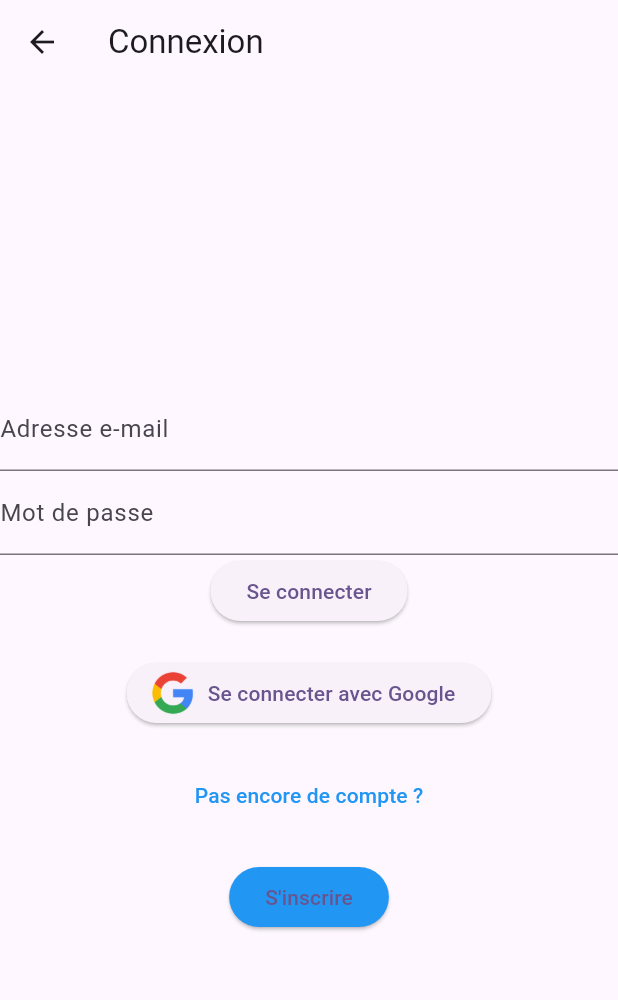
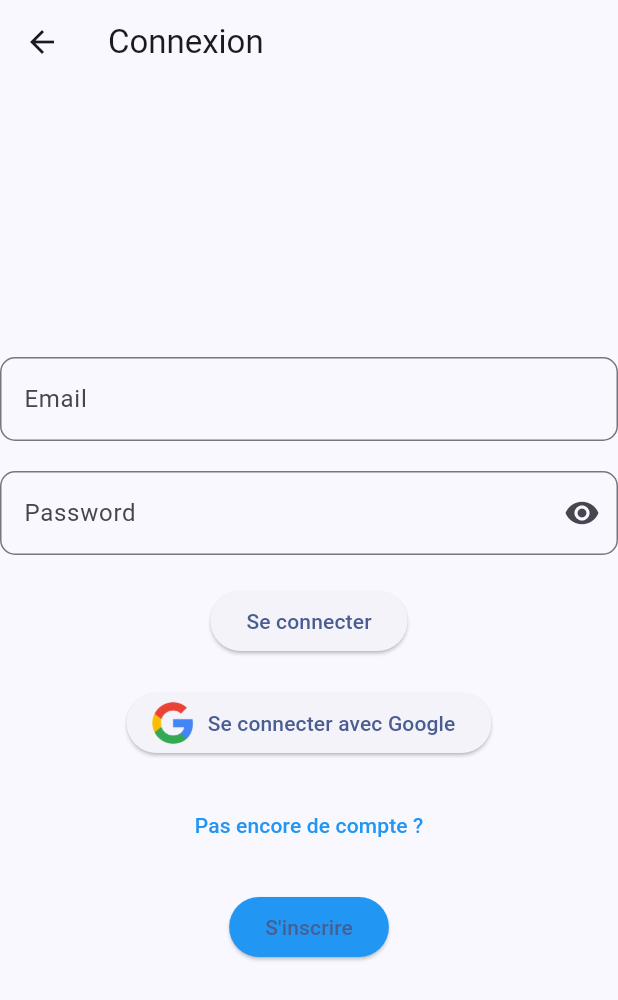
Before and after one commit to NadiaKlos/Flutter_Hear_me, a Flutter app: the screen it shows after launch, after a tap on "Se connecter", on a phone screen of 412 x 824 dp. Shown: the top 1000 px of the screen. Run offline on Flutter 3.47's test engine with Material 3 defaults, Android fonts, the phone set to English and light mode, and no system bars; our stand-ins replace cloud_firestore, firebase_auth, firebase_core, google_sign_in, speech_to_text; accounts and stored records are empty; network calls fail.

Commit message:
implement login

```diff
--- a/Application_Hearme/lib/main.dart
+++ b/Application_Hearme/lib/main.dart
@@ -1,7 +1,13 @@
+import 'package:firebase_core/firebase_core.dart';
 import 'package:flutter/material.dart';
 import 'package:flutter_speech_to_text_tutorial/pages/home_page.dart';
 
-void main() {
+import 'firebase_options.dart';
+
+Future<void> main() async{
+  await Firebase.initializeApp(
+  options: DefaultFirebaseOptions.currentPlatform,
+);
   runApp(const MyApp());
 }
 
@@ -14,9 +20,10 @@ class MyApp extends StatelessWidget {
     return MaterialApp(
       title: '(H)ear-me app',
       theme: ThemeData(
-        colorScheme: ColorScheme.fromSeed(seedColor: Colors.deepPurple),
+        colorScheme: ColorScheme.fromSeed(seedColor: const Color.fromARGB(255, 77, 76, 77)),
         useMaterial3: true,
       ),
+      debugShowCheckedModeBanner: false,
       home: Scaffold(
         appBar: AppBar(
           title: Text('(H)ear-me app'),
--- a/Application_Hearme/lib/pages/login_page.dart
+++ b/Application_Hearme/lib/pages/login_page.dart
@@ -1,10 +1,28 @@
+import 'package:firebase_auth/firebase_auth.dart';
 import 'package:flutter/material.dart';
+import 'package:flutter_speech_to_text_tutorial/pages/transcription_audio_page.dart';
 import 'package:google_sign_in/google_sign_in.dart'; // Importer GoogleSignIn
 
 import 'inscription_page.dart'; // Importer la page d'inscription
+class LoginPage extends StatefulWidget {
+  @override
+  State<LoginPage> createState() => _LoginPageState();
+}
 
-class LoginPage extends StatelessWidget {
+class _LoginPageState extends State<LoginPage> {
   final GoogleSignIn _googleSignIn = GoogleSignIn();
+
+  final TextEditingController emailController = TextEditingController();
+
+  final TextEditingController passwordController = TextEditingController();
+
+  bool _isObscure = true;
+
+  void _togglePasswordVisibility() {
+    setState(() {
+      _isObscure = !_isObscure;
+    });
+  }
 
   Future<void> _signInWithGoogle(BuildContext context) async {
     try {
@@ -19,6 +37,30 @@ class LoginPage extends StatelessWidget {
     } catch (error) {
       print('Erreur lors de la connexion avec Google: $error');
     }
+
+  }
+
+  Future<void> _login(BuildContext context) async {
+    String email = emailController.text;
+    String password = passwordController.text;
+   try {
+    // final credential =
+    await FirebaseAuth.instance.signInWithEmailAndPassword(
+      email: email,
+      password: password
+    );
+    Navigator.push(
+      context,
+      MaterialPageRoute(builder: (context) => TranscriptionAudioPage()),
+    );
+    } on FirebaseAuthException catch (e) {
+      // if (e.code == 'unknown') {
+        print('No user found for that email.');
+      // }
+      // else if (e.code == 'wrong-password') {
+      //   print('Wrong password provided for that user.');
+      // }
+    }
   }
 
   @override
@@ -31,19 +73,35 @@ class LoginPage extends StatelessWidget {
         child: Column(
           mainAxisAlignment: MainAxisAlignment.center,
           children: [
-            TextFormField(
-              decoration: InputDecoration(labelText: 'Adresse e-mail'),
-            ),
-            TextFormField(
-              obscureText: true,
-              decoration: InputDecoration(labelText: 'Mot de passe'),
-            ),
-            ElevatedButton(
-              onPressed: () {
-                print('Formulaire de connexion soumis');
-              },
-              child: Text('Se connecter'),
-            ),
+            TextField(
+                controller: emailController,
+                decoration: InputDecoration(
+                  hintText: 'Email',
+                  border: OutlineInputBorder(
+                    borderRadius: BorderRadius.circular(10.0),
+                  ),
+                ),
+              ),
+              SizedBox(height: 20.0),
+              TextField(
+                controller: passwordController,
+                obscureText: _isObscure,
+                decoration: InputDecoration(
+                  hintText: 'Password',
+                  border: OutlineInputBorder(
+                    borderRadius: BorderRadius.circular(10.0),
+                  ),
+                  suffixIcon: IconButton(
+                    icon: Icon(_isObscure ? Icons.visibility : Icons.visibility_off),
+                    onPressed: _togglePasswordVisibility,
+                  ),
+                ),
+              ),
+              SizedBox(height: 20.0),
+              ElevatedButton(
+                onPressed: () => _login(context),
+                child: Text('Se connecter'),
+              ),
             SizedBox(height: 20), // Espacement augmenté entre les boutons
             ElevatedButton.icon(
               onPressed: () => _signInWithGoogle(context),
--- a/Application_Hearme/lib/pages/menu_deroulant.dart
+++ b/Application_Hearme/lib/pages/menu_deroulant.dart
@@ -1,6 +1,6 @@
 import 'package:flutter/material.dart';
 
-import 'speech_to_text.dart'; // Importer la classe de votre page de transcription audio
+import 'transcription_audio_page.dart'; // Importer la classe de votre page de transcription audio
 
 class MyDropdownPage extends StatelessWidget {
   @override
```
Also changed, not shown: Application_Hearme/lib/firebase_options.dart (added), Application_Hearme/lib/pages/transcription_audio_page.dart (renamed from Application_Hearme/lib/pages/speech_to_text.dart), 6 other files.
